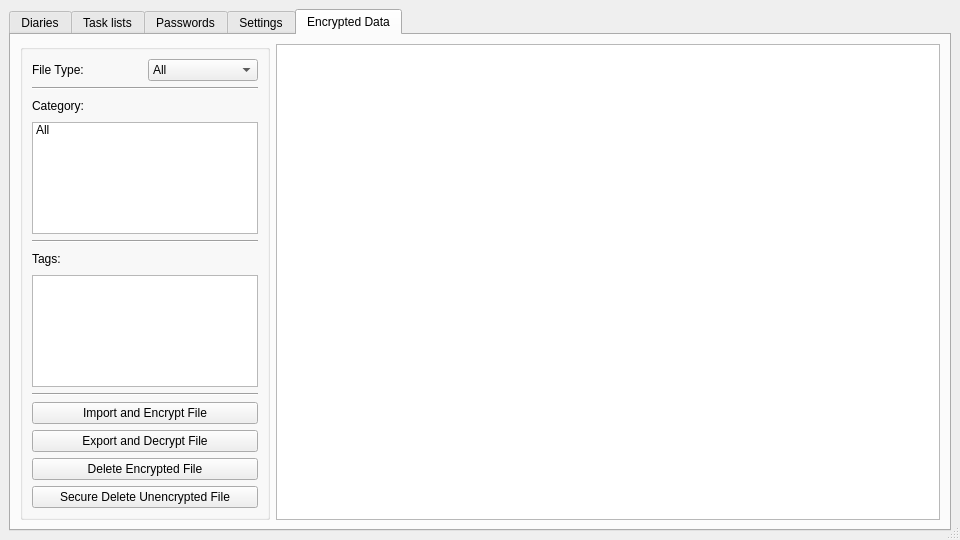
therealMaPMaKeR/MMDiary, file mainwindow.ui: the form before one commit.
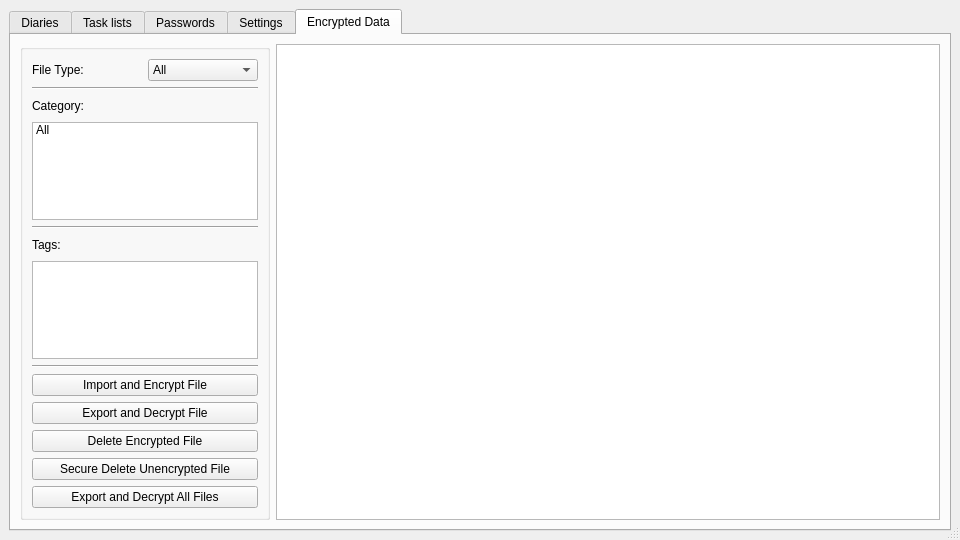
The form after the commit. The open tabs and pages were chosen to show the change. Custom widgets are drawn as their Qt base class.

Commit message: added feature to export entire database

```diff
--- a/mainwindow.ui
+++ b/mainwindow.ui
@@ -1787,6 +1787,13 @@
                </property>
               </widget>
              </item>
+             <item>
+              <widget class="QPushButton" name="pushButton_DataENC_DecryptALL">
+               <property name="text">
+                <string>Export and Decrypt All Files</string>
+               </property>
+              </widget>
+             </item>
             </layout>
            </item>
           </layout>
```
Left out of the diff: 2 changed lines with no effect on the pictures. The commit also changes 4 other files.
